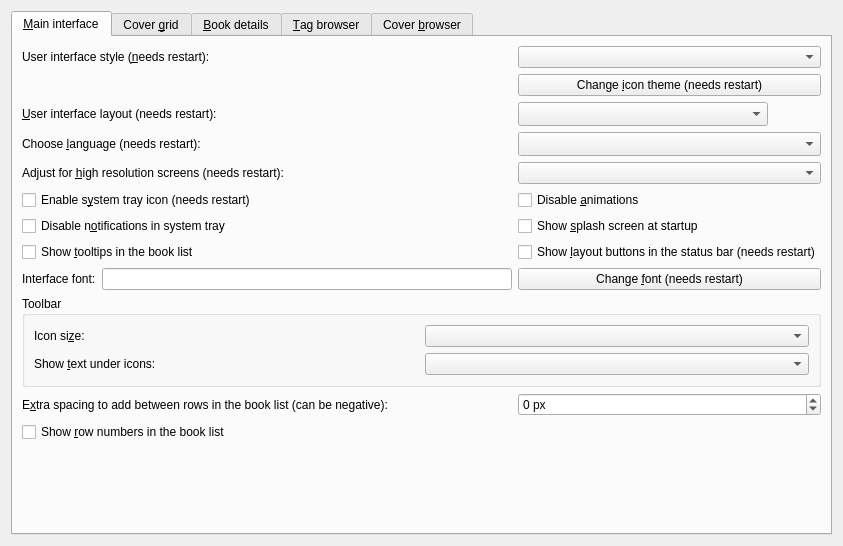
This is src/calibre/gui2/preferences/look_feel.ui in kovidgoyal/calibre as Qt 5 draws it before an edit. The edited form follows.
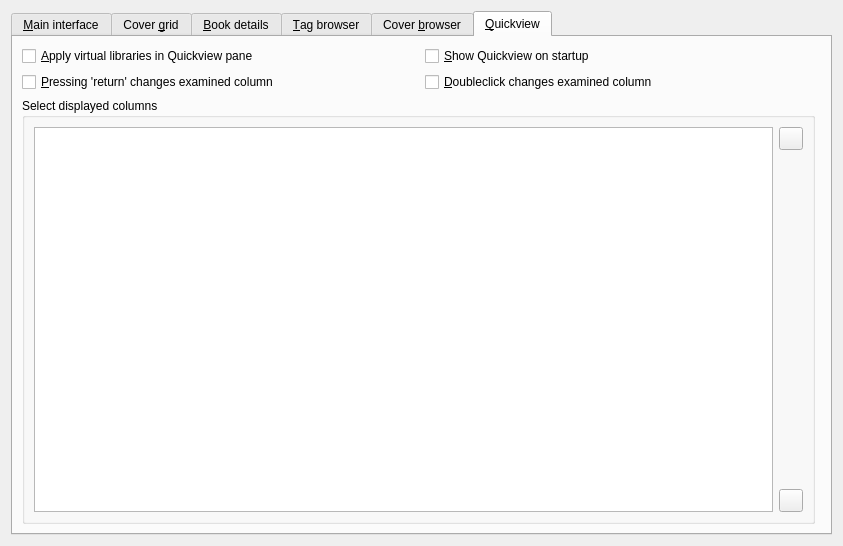
This is the edited form. The open tabs and pages were chosen to show the change. Icons and pictures are not drawn. Custom widgets are drawn as their Qt base class.

Commit message:
Enhancement request #1701833: ability to add columns to quickview pane.
This commit contains many improvements and changes to Quickview.
- Add preference tab in Look & Feel to choose columns displayed in QV table and their order
- Option to permit changing the selected column from the quickview widget with return or double-click
- Option to show QV at startup
- Option to ignore virtual libraries in QV searches
- Remove margins on the docked window (tighter display
- Better handling of changes made on the booklist
- Many bugs fixed, some refactoring

```diff
--- a/src/calibre/gui2/preferences/look_feel.ui
+++ b/src/calibre/gui2/preferences/look_feel.ui
@@ -1131,6 +1131,112 @@
        </item>
       </layout>
      </widget>
+     <widget class="QWidget" name="quickview_tab">
+      <attribute name="icon">
+       <iconset resource="../../../../resources/images.qrc">
+        <normaloff>:/images/search.png</normaloff>:/images/search.png</iconset>
+      </attribute>
+      <attribute name="title">
+       <string>&amp;Quickview</string>
+      </attribute>
+      <layout class="QGridLayout" name="gridLayout_122">
+       <item row="1" column="0" colspan="2">
+        <layout class="QGridLayout" name="gridLayout_122">
+         <item row="1" column="0">
+          <widget class="QCheckBox" name="opt_qv_respects_vls">
+           <property name="text">
+            <string>&amp;Apply virtual libraries in Quickview pane</string>
+           </property>
+           <property name="toolTip">
+            <string>Check this box to make Quickview show books only in the
+current virtual library. If unchecked, Quickview ignores virtual libraries.</string>
+           </property>
+          </widget>
+         </item>
+         <item row="1" column="1">
+          <widget class="QCheckBox" name="opt_qv_show_on_startup">
+           <property name="text">
+            <string>&amp;Show Quickview on startup</string>
+           </property>
+          </widget>
+         </item>
+         <item row="2" column="0">
+          <widget class="QCheckBox" name="opt_qv_retkey_changes_column">
+           <property name="toolTip">
+            <string>Pressing return in a cell changes both the book and the
+column being examined (the left-hand pane)</string>
+           </property>
+           <property name="text">
+            <string>&amp;Pressing 'return' changes examined column</string>
+           </property>
+          </widget>
+         </item>
+         <item row="2" column="1">
+          <widget class="QCheckBox" name="opt_qv_dclick_changes_column">
+           <property name="toolTip">
+            <string>Double-clicking in a cell changes both the book and the
+column being examined (the left-hand pane)</string>
+           </property>
+           <property name="text">
+            <string>&amp;Doubleclick changes examined column</string>
+           </property>
+          </widget>
+         </item>
+       </layout>
+       </item>
+       <item row="3" column="0" rowspan="2">
+        <widget class="QGroupBox" name="groupBox">
+         <property name="title">
+          <string>Select displayed columns</string>
+         </property>
+         <layout class="QGridLayout" name="gridLayout_32">
+          <item row="0" column="1">
+           <widget class="QToolButton" name="qv_up_button">
+            <property name="toolTip">
+             <string>Move up</string>
+            </property>
+            <property name="icon">
+             <iconset resource="../../../../resources/images.qrc">
+              <normaloff>:/images/arrow-up.png</normaloff>:/images/arrow-up.png</iconset>
+            </property>
+           </widget>
+          </item>
+          <item row="2" column="1">
+           <widget class="QToolButton" name="qv_down_button">
+            <property name="toolTip">
+             <string>Move down</string>
+            </property>
+            <property name="icon">
+             <iconset resource="../../../../resources/images.qrc">
+              <normaloff>:/images/arrow-down.png</normaloff>:/images/arrow-down.png</iconset>
+            </property>
+           </widget>
+          </item>
+          <item row="0" column="0" rowspan="3">
+           <widget class="QListView" name="qv_display_order">
+            <property name="alternatingRowColors">
+             <bool>true</bool>
+            </property>
+           </widget>
+          </item>
+          <item row="1" column="1">
+           <spacer name="verticalSpacer_5">
+            <property name="orientation">
+             <enum>Qt::Vertical</enum>
+            </property>
+            <property name="sizeHint" stdset="0">
+             <size>
+              <width>20</width>
+              <height>40</height>
+             </size>
+            </property>
+           </spacer>
+          </item>
+         </layout>
+        </widget>
+       </item>
+      </layout>
+     </widget>
     </widget>
    </item>
   </layout>
```
The commit also changes 10 other files.
